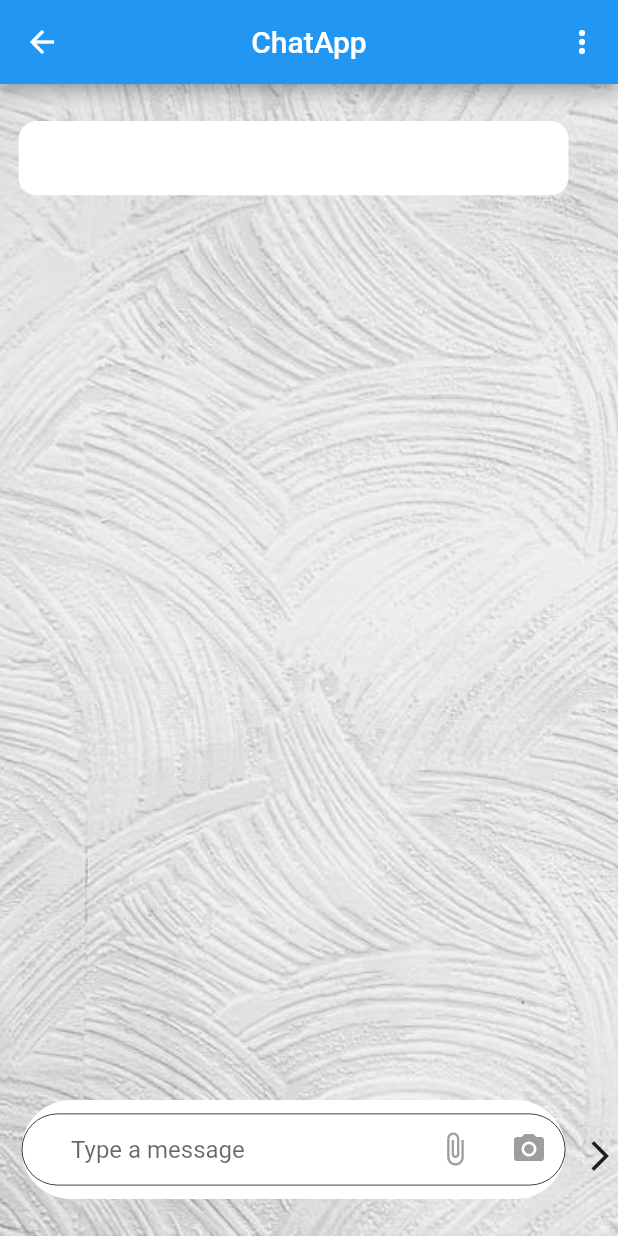
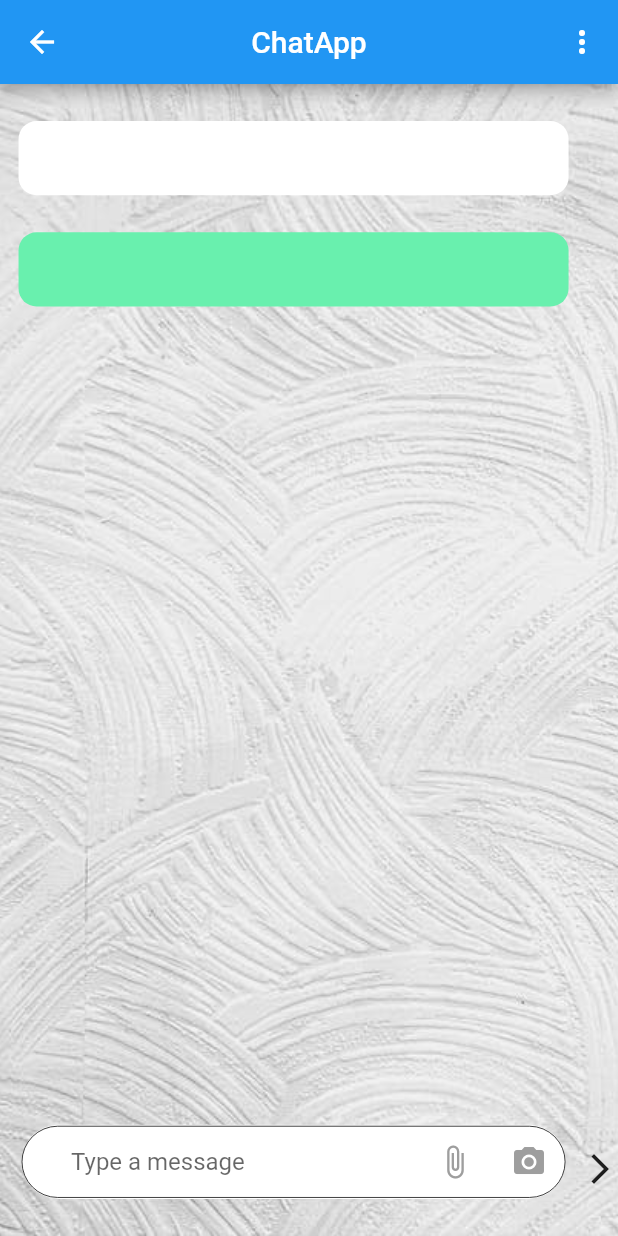
Before and after one commit to mohsinakmal/chat_app, a Flutter app: the ChatScreen screen opened directly, after a tap on the "arrow forward ios" icon, on a phone screen of 412 x 824 dp. Run offline on Flutter 3.47's test engine with Material 2 defaults, Android fonts, the phone set to English and light mode, and no system bars; our stand-ins replace cloud_firestore, firebase_auth, firebase_core, firebase_storage, flutter_phoenix, get_it and 4 more; accounts and stored records are empty; generated files the repository leaves out were written again; statements that could not run were skipped.

Commit message:
9 November

```diff
--- /dev/null
+++ b/jsons/chat.json
@@ -0,0 +1,5 @@
+{
+  "message" : "",
+  "docID" : "",
+  "user" : ""
+}
--- /dev/null
+++ b/lib/models/chat.dart
@@ -0,0 +1,15 @@
+import 'package:json_annotation/json_annotation.dart';
+
+part 'chat.g.dart';
+
+@JsonSerializable()
+class Chat {
+    Chat();
+
+    String message;
+    String docID;
+    String user;
+
+    factory Chat.fromJson(Map<String,dynamic> json) => _$ChatFromJson(json);
+    Map<String, dynamic> toJson() => _$ChatToJson(this);
+}
--- a/lib/models/index.dart
+++ b/lib/models/index.dart
@@ -1 +1,2 @@
+export 'chat.dart' ;
 export 'users.dart' ;
--- a/lib/viewmodels/chat_view_model.dart
+++ b/lib/viewmodels/chat_view_model.dart
@@ -1,5 +1,6 @@
 
 
+import 'package:chat_app/models/chat.dart';
 import 'package:chat_app/models/users.dart';
 import 'package:chat_app/services/auth_services_hit.dart';
 import 'package:chat_app/viewmodels/my_base_view_model.dart';
@@ -9,21 +10,28 @@ class ChatViewModel extends MyBaseViewModel{
 
   AuthServicesHit authServicesHit = AuthServicesHit();
   String message;
-  Users user;
+  Users user = new Users();
   final messageController = TextEditingController();
   FocusNode messageFocus = new FocusNode();
   bool isMessageInFocus = false;
+  List<Chat> chats = [];
+
 
   void setChat() async{
-    user.message = messageController.text;
+    //user.message = messageController.text;
     String docID = firestore.collection("Chat").doc().id;
-    await firestore.collection("Chat").doc(docID).set(
-      {
-        'message' : user.message,
-        'docID' : docID,
-        'user' : mAuth.currentUser.uid,
-      }
-    ).catchError((error){ print(error);});
+    Chat chaat = new Chat();
+    chaat.user = mAuth.currentUser.uid;
+    chaat.message = messageController.text;
+    //chaat.docID = docID;
+    chats.add(chaat);
+    List<String> users = new List<String>();
+    users.add(mAuth.currentUser.uid);
+    users.add();
+    await firestore.collection("Chat").doc(docID).set({
+      'chats' : chats,
+      'docID' : docID,
+    }).catchError((error){ print(error);});
   }
 
   void _onMessageFocus(){
--- a/lib/viewmodels/navigation_viewmodel.dart
+++ b/lib/viewmodels/navigation_viewmodel.dart
@@ -1,5 +1,6 @@
 
 
+import 'package:chat_app/models/index.dart';
 import 'package:chat_app/views/chat_screen.dart';
 import 'package:chat_app/views/home.dart';
 import 'package:chat_app/views/profile.dart';
@@ -10,10 +11,10 @@ import 'package:page_transition/page_transition.dart';
 
 class NavigationViewModel{
   final GlobalKey<NavigatorState> navigationKey = GlobalKey<NavigatorState>();
-  void navigateToChatScreen(){
+  void navigateToChatScreen(Users data){
     navigationKey.currentState.push(PageTransition(
         type: PageTransitionType.fade,
-        child: ChatScreen(
+        child: ChatScreen(id: data.id,
         )));
   }
   void navigateToSignUpScreen(){
--- a/lib/viewmodels/sign_up_in_model.dart
+++ b/lib/viewmodels/sign_up_in_model.dart
@@ -4,6 +4,7 @@ import 'package:chat_app/models/users.dart';
 import 'package:chat_app/services/auth_services_hit.dart';
 import 'package:chat_app/utils/common_functions.dart';
 import 'package:chat_app/viewmodels/my_base_view_model.dart';
+import 'package:firebase_auth/firebase_auth.dart';
 import 'package:flutter/cupertino.dart';
 import 'package:image_picker/image_picker.dart';
 
@@ -180,7 +181,7 @@ void signIn() async{
     navigateToSignInScreen();
 }
 void navigateToChatScreen(){
-  navService.navigateToChatScreen();
+  navService.navigateToChatScreen(Users());
 }
 void navigateToSignUpScreen(){
     navService.navigateToSignUpScreen();
--- a/lib/views/chat_screen.dart
+++ b/lib/views/chat_screen.dart
@@ -8,6 +8,8 @@ import 'package:flutter/material.dart';
 import 'package:stacked/stacked.dart';
 
 class ChatScreen extends StatefulWidget {
+  final String id;
+  const ChatScreen({Key key,this.id}):super(key:key);
   @override
   _HomeScreenState createState() => _HomeScreenState();
 }
@@ -56,7 +58,9 @@ class _HomeScreenState extends State<ChatScreen> {
                     height: double.infinity,
                     width: double.infinity,
                   ),
-                  SizedBox(height: SizeConfig.heightMultiplier * 6,),
+                  Column(
+                    children: [
+                      //SizedBox(height: SizeConfig.heightMultiplier * 3,),
                       Container(
                         margin: EdgeInsets.only(
                             top: SizeConfig.heightMultiplier * 3,
@@ -71,6 +75,23 @@ class _HomeScreenState extends State<ChatScreen> {
                         ),
                         //child: Text(''),
                       ),
+                      //SizedBox(height: SizeConfig.heightMultiplier * 6,),
+                      Container(
+                        margin: EdgeInsets.only(
+                            top: SizeConfig.heightMultiplier * 3,
+                            right:SizeConfig.widthMultiplier * 8,
+                            left: SizeConfig.widthMultiplier * 3
+                        ),
+                        height: SizeConfig.heightMultiplier * 6,
+                        decoration: BoxDecoration(
+                          shape: BoxShape.rectangle,
+                          borderRadius:BorderRadius.circular(12),
+                          color: Colors.greenAccent,
+                        ),
+                        //child: Text(''),
+                      ),
+                    ],
+                  ),
                   Align(
                     alignment: Alignment.bottomCenter,
                     child: Stack(
@@ -82,7 +103,7 @@ class _HomeScreenState extends State<ChatScreen> {
                               right: 8.5 * SizeConfig.widthMultiplier,
                               left: 3.5 * SizeConfig.widthMultiplier
                           ),
-                          height: SizeConfig.heightMultiplier * 8,
+                          height: SizeConfig.heightMultiplier * 6,
                           decoration: BoxDecoration(
                               shape: BoxShape.rectangle,
                               borderRadius:BorderRadius.all(Radius.circular(50)),
@@ -126,18 +147,14 @@ class _HomeScreenState extends State<ChatScreen> {
                                   child: Icon(Icons.camera_alt,color: Colors.grey,)),
                               Positioned(
                                   right: SizeConfig.widthMultiplier * 15 ,
-                                  child:GestureDetector(
-                                    onTap: (){
-                                      data.setChat();
-                                    },
-                                      child: Icon(Icons.attach_file, color: Colors.grey,))),
+                                  child:Icon(Icons.attach_file, color: Colors.grey,)),
                               //Icon(Icons.attach_file),
                             ],
                             overflow: Overflow.clip,
                           ),
                         ),
                         Positioned(
-                            bottom: SizeConfig.heightMultiplier * 5,
+                            bottom: SizeConfig.heightMultiplier * 4,
                             child:GestureDetector(
                                 onTap: (){
                                   data.setChat();
--- a/pubspec.yaml
+++ b/pubspec.yaml
@@ -38,6 +38,8 @@ dependencies:
   page_transition: ^1.1.7+2
   image_picker: ^0.6.7+12
   firebase_storage:
+  flutter_spinkit: ^4.1.2+1
+
 
 
 dev_dependencies:
```
Also changed, not shown: lib/viewmodels/user_model.dart (+5 -3 lines), lib/views/home.dart (+8 -4 lines), lib/widgets/my_loader.dart (added, +17 -0 lines), lib/models/chat.g.dart (added), pubspec.lock. Lines whose indentation alone changed are shown as unchanged.
